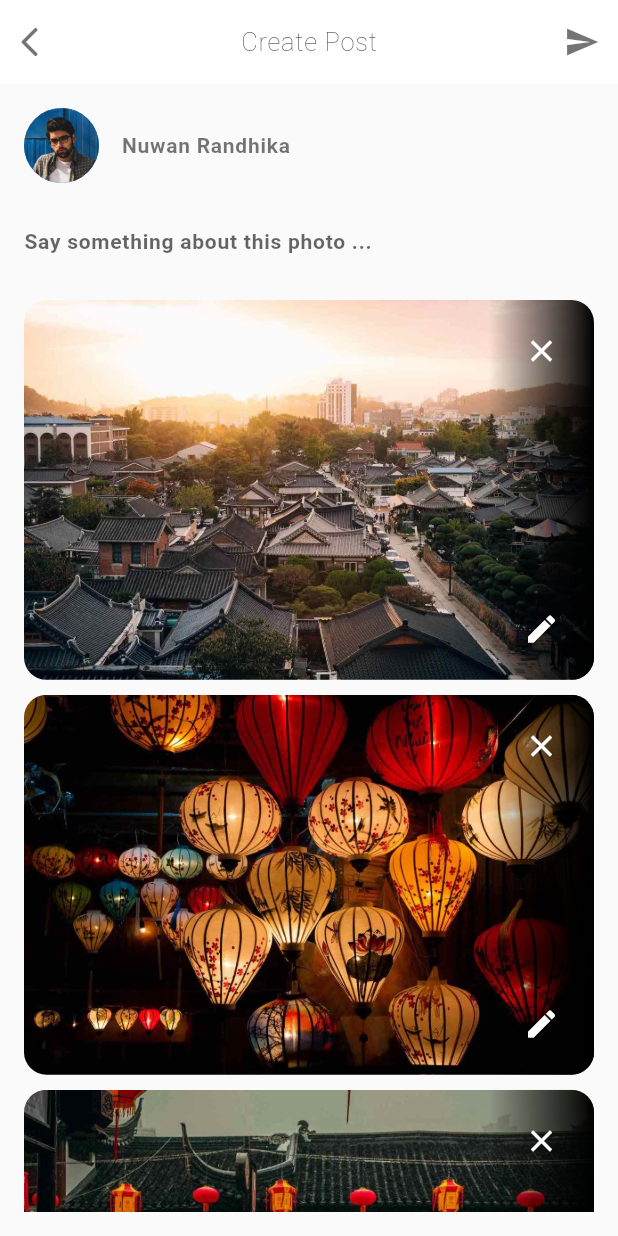
After one commit to DewminaUdayashan/artist, a Flutter app: the CreatePost screen opened directly, on a phone screen of 412 x 824 dp. The commit adds this screen. Run offline on Flutter 3.47's test engine with Material 2 defaults, Android fonts, the light colour scheme and no system bars; our stand-ins replace animated_background, animated_text_kit, carousel_slider, cloud_firestore, firebase_auth, firebase_core and 12 more; accounts and stored records are empty.

Commit message:
#23  Complete Create Post

```diff
--- /dev/null
+++ b/lib/screens/create_post/create_post.dart
@@ -0,0 +1,88 @@
+import 'package:artist/screens/create_post/widgets/post_item.dart';
+import 'package:flutter/material.dart';
+import 'package:get/get.dart';
+
+class CreatePost extends StatelessWidget {
+  const CreatePost({Key? key}) : super(key: key);
+
+  static final imageList = [
+    'assets/images/image_1.jpg',
+    'assets/images/image_2.jpg',
+    'assets/images/image_3.jpg',
+    'assets/images/image_4.jpg',
+    'assets/images/image_5.jpg',
+  ];
+
+  @override
+  Widget build(BuildContext context) {
+    return Scaffold(
+      appBar: AppBar(
+        backgroundColor: Colors.white,
+        elevation: 0,
+        centerTitle: true,
+        actions: [
+          IconButton(
+            splashRadius: 20,
+            tooltip: 'Post',
+            icon: const Icon(
+              Icons.send,
+              color: Colors.black54,
+            ),
+            onPressed: () => Get.back(),
+          ),
+        ],
+        leading: IconButton(
+          splashRadius: 20,
+          onPressed: () => Get.back(),
+          icon: const Icon(
+            Icons.arrow_back_ios_rounded,
+            color: Colors.black54,
+          ),
+        ),
+        leadingWidth: 40,
+        title: Text('Create Post', style: context.textTheme.headline2),
+      ),
+      body: SafeArea(
+        child: Padding(
+          padding: const EdgeInsets.all(16.0),
+          child: Column(
+            children: [
+              Row(
+                children: [
+                  const CircleAvatar(
+                    radius: 25,
+                    backgroundImage: AssetImage('assets/images/user.jpg'),
+                  ),
+                  const SizedBox(width: 15),
+                  Text('Nuwan Randhika', style: context.textTheme.bodyText1)
+                ],
+              ),
+              const SizedBox(height: 15),
+              TextFormField(
+                decoration: const InputDecoration(
+                  hintText: 'Say something about this photo ...',
+                  border: InputBorder.none,
+                ),
+                style: context.textTheme.bodyText1,
+                maxLines: null,
+                keyboardType: TextInputType.multiline,
+              ),
+              const SizedBox(height: 15),
+              Expanded(
+                child: ListView.builder(
+                  itemCount: imageList.length,
+                  shrinkWrap: true,
+                  itemBuilder: (context, index) {
+                    return PostItem(
+                      image: imageList[index],
+                    );
+                  },
+                ),
+              ),
+            ],
+          ),
+        ),
+      ),
+    );
+  }
+}
--- /dev/null
+++ b/lib/screens/create_post/widgets/post_item.dart
@@ -0,0 +1,62 @@
+import 'package:flutter/material.dart';
+
+class PostItem extends StatelessWidget {
+  const PostItem({Key? key, required this.image}) : super(key: key);
+  final String image;
+
+  @override
+  Widget build(BuildContext context) {
+    return Padding(
+      padding: const EdgeInsets.only(bottom: 10),
+      child: ClipRRect(
+        borderRadius: BorderRadius.circular(15),
+        child: Stack(
+          children: [
+            Image.asset(image),
+            Positioned(
+              top: 0,
+              right: 0,
+              bottom: 0,
+              child: Container(
+                height: double.infinity,
+                padding: const EdgeInsets.all(10),
+                width: 70,
+                decoration: BoxDecoration(
+                  gradient: LinearGradient(
+                    colors: [
+                      Colors.black.withOpacity(0.0),
+                      Colors.black.withOpacity(1),
+                    ],
+                    begin: Alignment.centerLeft,
+                    end: Alignment.centerRight,
+                  ),
+                ),
+                child: Column(
+                  mainAxisAlignment: MainAxisAlignment.spaceBetween,
+                  children: [
+                    IconButton(
+                      splashRadius: 20,
+                      onPressed: () {},
+                      icon: const Icon(
+                        Icons.close,
+                        color: Colors.white,
+                      ),
+                    ),
+                    IconButton(
+                      splashRadius: 20,
+                      onPressed: () {},
+                      icon: const Icon(
+                        Icons.edit,
+                        color: Colors.white,
+                      ),
+                    ),
+                  ],
+                ),
+              ),
+            ),
+          ],
+        ),
+      ),
+    );
+  }
+}
```
Also changed, not shown: lib/screens/home_page/home_page.dart (+11 -0 lines), 1 other file.
